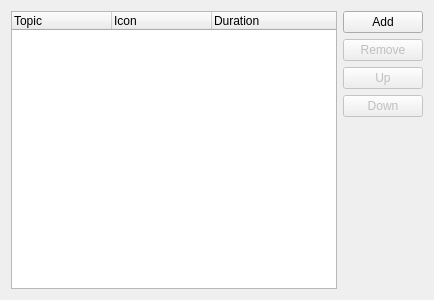
First picture: the form in src/ui/timelinetopics.ui, repository hippich/recorditnow, before the edit.
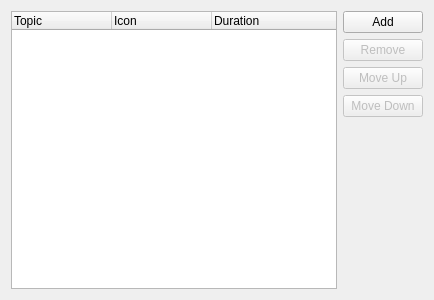
Second picture: the form after the edit. Custom widgets are drawn as their Qt base class.

Commit message: fix button text

What changed in the file:
```diff
--- a/src/ui/timelinetopics.ui
+++ b/src/ui/timelinetopics.ui
@@ -71,7 +71,7 @@
             <bool>false</bool>
            </property>
            <property name="text">
-            <string>Up</string>
+            <string>Move Up</string>
            </property>
           </widget>
          </item>
@@ -81,7 +81,7 @@
             <bool>false</bool>
            </property>
            <property name="text">
-            <string>Down</string>
+            <string>Move Down</string>
            </property>
           </widget>
          </item>
```
